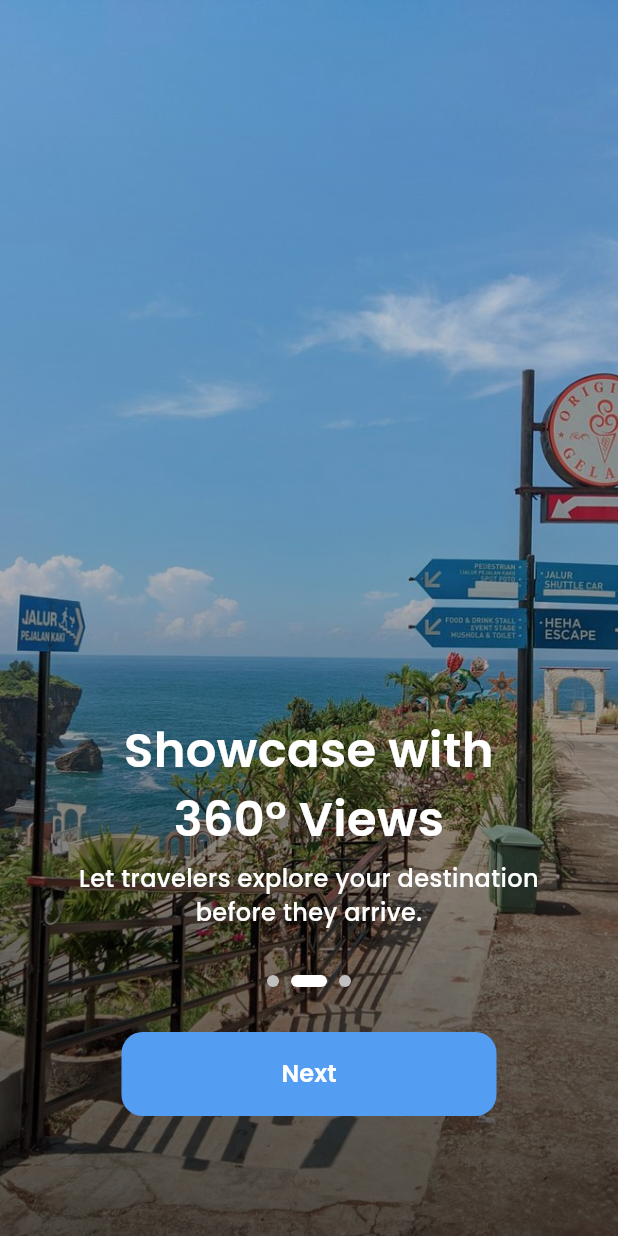
After one commit to hazz01/Loka, a Flutter app: the SplashScreenManager screen opened by its route, after a tap on "Next", on a phone screen of 412 x 824 dp. The commit adds this screen. Run offline on Flutter 3.47's test engine with Material 3 defaults, Android fonts, the phone set to English and light mode, and no system bars; our stand-ins replace card_loading, flutter_riverpod, go_router, google_fonts, lucide_icons_flutter, shared_preferences and 2 more; missing offline and left inert: mapbox_maps_flutter, webview_flutter_android, webview_flutter_wkwebview; accounts and stored records are empty.

Commit message:
feat(splash screen): :lipstick: create splash screen
create a intractive splash screen

```diff
--- a/lib/features/splash-screen-utama/choose_role_page.dart
+++ b/lib/features/splash-screen-utama/choose_role_page.dart
@@ -215,8 +215,8 @@ class _ChooseRolePageState extends State<ChooseRolePage> {
                                 if (selectedRole == 'traveler') {
                                   context.go('/');
                                 } else {
-                                  // Navigasi ke manager router
-                                  context.go('/manager');
+                                  // Navigasi ke onboarding manager dulu
+                                  context.go('/manager-onboarding');
                                 }
                               }
                             : null,
--- /dev/null
+++ b/lib/features/user-pengelolaUsaha/auth/splash-screen/splash_screen_manager.dart
@@ -0,0 +1,234 @@
+import 'package:flutter/material.dart';
+import 'package:go_router/go_router.dart';
+
+class SplashScreenManager extends StatefulWidget {
+  const SplashScreenManager({super.key});
+
+  @override
+  State<SplashScreenManager> createState() => _SplashScreenManagerState();
+}
+
+class _SplashScreenManagerState extends State<SplashScreenManager> {
+  final PageController _pageController = PageController();
+  int _currentPage = 0;
+
+  final List<OnboardingContent> _contents = [
+    OnboardingContent(
+      title: 'Grow Local\nDestinations',
+      description:
+          'Manage your tourism place and\nhelp local destinations thrive.',
+      imagePath: 'assets/image/splash_screen_pertama.jpg', // Gambar Kajoetangan
+    ),
+    OnboardingContent(
+      title: 'Showcase with\n360° Views',
+      description:
+          'Let travelers explore your destination\nbefore they arrive.',
+      imagePath:
+          'assets/image/splash_screen_kedua.jpg', // Gambar pantai dengan 360 marker
+    ),
+    OnboardingContent(
+      title: 'Track & Grow Your\nBusiness',
+      description:
+          'Analyze visitor insights and improve your\ntourism performance.',
+      imagePath:
+          'assets/image/splash_screen_ketiga.jpg', // Gambar analytics/dashboard
+    ),
+  ];
+
+  @override
+  void dispose() {
+    _pageController.dispose();
+    super.dispose();
+  }
+
+  void _nextPage() {
+    if (_currentPage < _contents.length - 1) {
+      _pageController.nextPage(
+        duration: const Duration(milliseconds: 400),
+        curve: Curves.easeInOut,
+      );
+    } else {
+      // Navigasi ke manager dashboard
+      context.go('/manager');
+    }
+  }
+
+  @override
+  Widget build(BuildContext context) {
+    return Scaffold(
+      backgroundColor: Colors.black,
+      body: Stack(
+        children: [
+          // PageView untuk konten
+          PageView.builder(
+            controller: _pageController,
+            onPageChanged: (index) {
+              setState(() {
+                _currentPage = index;
+              });
+            },
+            itemCount: _contents.length,
+            itemBuilder: (context, index) {
+              return _buildOnboardingPage(_contents[index]);
+            },
+          ),
+
+          // Bottom content (title, description, dots, button)
+          Positioned(
+            bottom: 0,
+            left: 0,
+            right: 0,
+            child: Container(
+              padding: const EdgeInsets.symmetric(horizontal: 24, vertical: 40),
+              decoration: BoxDecoration(
+                gradient: LinearGradient(
+                  begin: Alignment.topCenter,
+                  end: Alignment.bottomCenter,
+                  colors: [
+                    Colors.black.withValues(alpha: 0.0),
+                    Colors.black.withValues(alpha: 0.1),
+                    Colors.black.withValues(alpha: 0.2),
+                  ],
+                ),
+              ),
+              child: SafeArea(
+                child: Padding(
+                  padding: const EdgeInsets.symmetric(vertical: 40),
+                  child: Column(
+                    spacing: 30,
+                    mainAxisSize: MainAxisSize.min,
+                    crossAxisAlignment: CrossAxisAlignment.center,
+                    children: [
+                      // Title dan Description
+                      Column(
+                        crossAxisAlignment: CrossAxisAlignment.center,
+                        children: [
+                          Text(
+                            _contents[_currentPage].title,
+                            textAlign: TextAlign.center,
+                            style: const TextStyle(
+                              fontSize: 32,
+                              fontWeight: FontWeight.w600,
+                              color: Colors.white,
+                            ),
+                          ),
+                          const SizedBox(height: 5),
+                          Text(
+                            _contents[_currentPage].description,
+                            textAlign: TextAlign.center,
+                            style: const TextStyle(
+                              fontSize: 16,
+                              fontWeight: FontWeight.w500,
+                              color: Colors.white,
+                            ),
+                          ),
+                        ],
+                      ),
+                      // Page indicator dots
+                      Row(
+                        mainAxisAlignment: MainAxisAlignment.center,
+                        children: List.generate(
+                          _contents.length,
+                          (index) => _buildDotIndicator(index == _currentPage),
+                        ),
+                      ),
+                      // Next/Get Started button
+                      SizedBox(
+                        width: 250,
+                        height: 56,
+                        child: ElevatedButton(
+                          onPressed: _nextPage,
+                          style: ElevatedButton.styleFrom(
+                            backgroundColor: const Color(0xff539DF3),
+                            shape: RoundedRectangleBorder(
+                              borderRadius: BorderRadius.circular(14),
+                            ),
+                            elevation: 0,
+                          ),
+                          child: Text(
+                            _currentPage == _contents.length - 1
+                                ? 'Get Started'
+                                : 'Next',
+                            style: const TextStyle(
+                              fontSize: 16,
+                              fontWeight: FontWeight.w600,
+                              color: Colors.white,
+                            ),
+                          ),
+                        ),
+                      ),
+                    ],
+                  ),
+                ),
+              ),
+            ),
+          ),
+        ],
+      ),
+    );
+  }
+
+  Widget _buildOnboardingPage(OnboardingContent content) {
+    return Stack(
+      fit: StackFit.expand,
+      children: [
+        // Background image
+        Image.asset(
+          content.imagePath,
+          fit: BoxFit.cover,
+          errorBuilder: (context, error, stackTrace) {
+            // Fallback jika gambar tidak ada
+            return Container(
+              color: Colors.grey.shade800,
+              child: const Center(
+                child: Icon(Icons.image, size: 100, color: Colors.white30),
+              ),
+            );
+          },
+        ),
+
+        // Gradient overlay
+        Container(
+          decoration: BoxDecoration(
+            gradient: LinearGradient(
+              begin: Alignment.topCenter,
+              end: Alignment.bottomCenter,
+              colors: [
+                Colors.black.withOpacity(0.1),
+                Colors.black.withOpacity(0.3),
+                Colors.black.withOpacity(0.6),
+              ],
+              stops: const [0.0, 0.5, 1.0],
+            ),
+          ),
+        ),
+      ],
+    );
+  }
+
+  Widget _buildDotIndicator(bool isActive) {
+    return AnimatedContainer(
+      duration: const Duration(milliseconds: 300),
+      margin: const EdgeInsets.symmetric(horizontal: 4),
+      height: 8,
+      width: isActive ? 24 : 8,
+      decoration: BoxDecoration(
+        color: isActive ? const Color(0xffffffff) : Color(0xffC0C0C0),
+        borderRadius: BorderRadius.circular(4),
+      ),
+    );
+  }
+}
+
+// Model untuk konten onboarding
+class OnboardingContent {
+  final String title;
+  final String description;
+  final String imagePath;
+
+  OnboardingContent({
+    required this.title,
+    required this.description,
+    required this.imagePath,
+  });
+}
--- a/lib/routing/app_router.dart
+++ b/lib/routing/app_router.dart
@@ -1,5 +1,6 @@
 import 'package:flutter/material.dart';
 import 'package:go_router/go_router.dart';
+import 'package:loka/features/user-pengelolaUsaha/auth/splash-screen/splash_screen_manager.dart';
 import 'package:loka/features/user-wisata/home/pages/loading_screen.dart';
 import 'package:loka/features/splash-screen-utama/splash_page.dart';
 import 'package:loka/features/splash-screen-utama/choose_role_page.dart';
@@ -30,6 +31,7 @@ import '../features/user-pengelolaUsaha/daftar-wisata/pages/manager_destinations
 import '../features/user-pengelolaUsaha/analisis/pages/manager_analytics_page.dart';
 import '../features/user-pengelolaUsaha/tiket/pages/manager_tickets_page.dart';
 import '../features/user-pengelolaUsaha/account/pages/manager_account_page.dart';
+import '../features/user-pengelolaUsaha/auth/splash-screen/splash_screen_manager.dart';
 
 class AppRouter {
   static final GoRouter router = GoRouter(
@@ -44,6 +46,13 @@ class AppRouter {
         path: '/choose-role',
         name: 'choose-role',
         builder: (context, state) => const ChooseRolePage(),
+      ),
+
+      // Manager Onboarding/Splash Screen
+      GoRoute(
+        path: '/manager-onboarding',
+        name: 'manager-onboarding',
+        builder: (context, state) => const SplashScreenManager(),
       ),
 
       // ========== TRAVELER ROUTES ==========
@@ -239,6 +248,11 @@ class AppRouter {
             ],
           ),
         ],
+      ),
+      GoRoute(
+        path: '/splashscreen/pertama',
+        name: 'splashscreen-pertama',
+        builder: (context, state) => SplashScreenManager(),
       ),
     ],
   );
--- a/pubspec.yaml
+++ b/pubspec.yaml
@@ -108,6 +108,9 @@ flutter:
     - assets/image/profile.png
     - assets/icons/AppIcon.png
     - assets/image/logo_name.png
+    - assets/image/splash_screen_pertama.jpg
+    - assets/image/splash_screen_kedua.jpg
+    - assets/image/splash_screen_ketiga.jpg
 
   # An image asset can refer to one or more resolution-specific "variants", see
   # https://flutter.dev/to/resolution-aware-images
```
Also changed, not shown: assets/image/splash_screen_kedua.jpg (added), assets/image/splash_screen_pertama.jpg (added), 1 other file.
